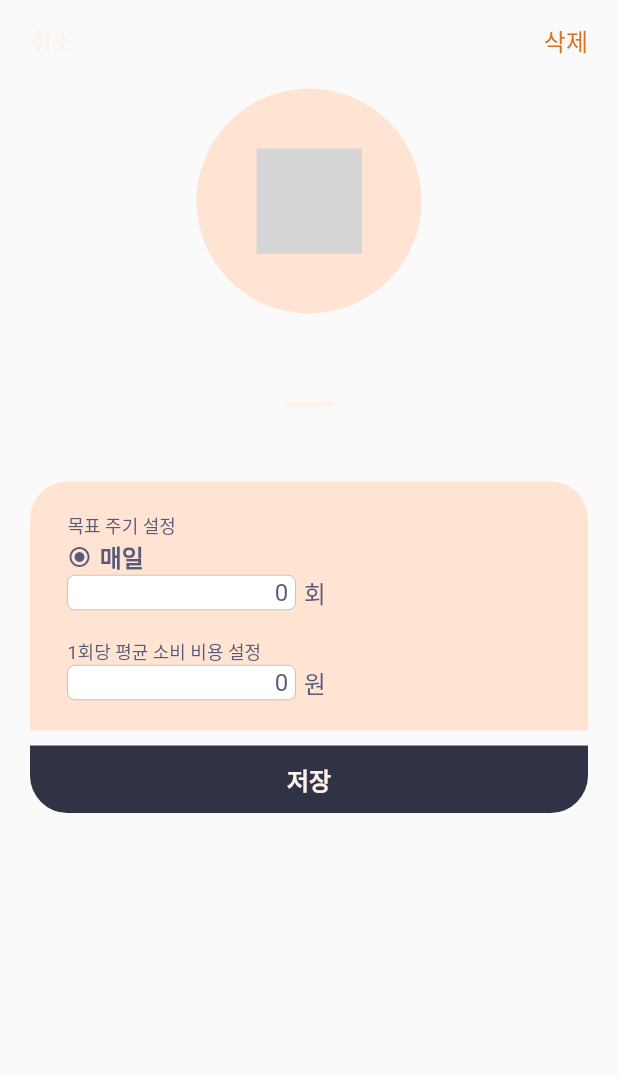
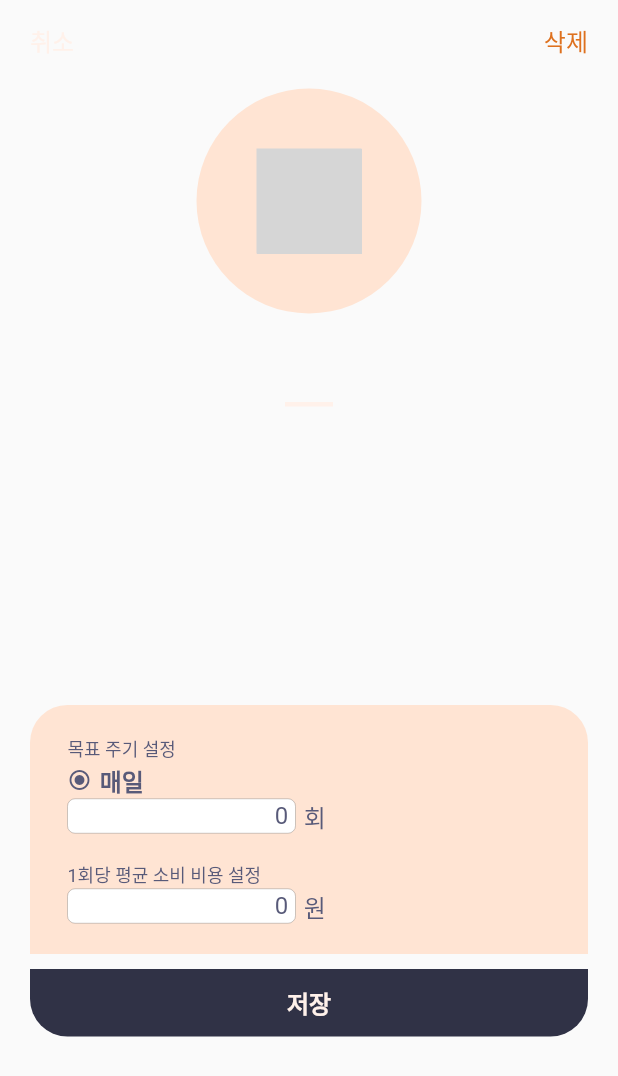
Before and after one commit to monthlyteam/RichHabit, a Flutter app: the HomeDetailEdit widget shown alone on an empty page, opened directly with empty values, on a phone screen of 412 x 824 dp. Shown: the top 1076 px of the screen. Run offline on Flutter 3.47's test engine with Material 2 defaults, Android fonts, the phone set to English and light mode, and no system bars; our stand-ins replace fl_chart, flutter_markdown, flutter_svg, fluttertoast, shared_preferences, table_calendar; missing offline and left inert: configurable_expansion_tile, flutter_group_sliver; accounts and stored records are empty; grey boxes are pictures that could not be loaded.

Commit message:
[homeedit] 화면 사이즈에 맞게 SizedBox의 높이 조정, 근데 mediaquery에서 0/0을 받을 수 있기때문에 후에 수정예정

```diff
--- a/rich_habit/lib/screens/home_detail.dart
+++ b/rich_habit/lib/screens/home_detail.dart
@@ -218,7 +218,7 @@ class HomeDetail extends StatelessWidget {
                           ),
                   ),
                   SizedBox(
-                    height: 50.0,
+                    height: 40.0,
                   )
                 ],
               ),
--- a/rich_habit/lib/screens/home_detail_edit.dart
+++ b/rich_habit/lib/screens/home_detail_edit.dart
@@ -17,10 +17,11 @@ class HomeDetailEdit extends StatefulWidget {
 }
 
 class _HomeDetailEditState extends State<HomeDetailEdit> {
-  var focus = FocusNode();
   TextEditingController _goalAmountCont;
   TextEditingController _priceCont;
+  var focus = FocusNode();
   bool _goalIsWeek;
+  double _height;
 
   @override
   void initState() {
@@ -34,6 +35,14 @@ class _HomeDetailEditState extends State<HomeDetailEdit> {
 
   @override
   Widget build(BuildContext context) {
+    var height = MediaQuery.of(context).size.height;
+    var padding = MediaQuery.of(context).padding;
+    _height = height - padding.top - padding.bottom;
+    _height = _height - 300.0 - 225.0 - 100.0;
+    if (_height <= 40.0) {
+      _height = 40.0;
+    }
+    print(_height);
     return SafeArea(
       child: SingleChildScrollView(
         padding: EdgeInsets.symmetric(horizontal: 20.0, vertical: 15.0),
@@ -101,14 +110,17 @@ class _HomeDetailEditState extends State<HomeDetailEdit> {
               ),
             ),
             SizedBox(
-              height: 50.0,
+              height: _height,
             ),
-            Column(
+            Container(
+//              height: _height - 300.0,
+              child: Column(
                 mainAxisAlignment: MainAxisAlignment.end,
                 crossAxisAlignment: CrossAxisAlignment.stretch,
                 children: [
                   Container(
-                  padding: EdgeInsets.symmetric(vertical: 20, horizontal: 25.0),
+                    padding:
+                        EdgeInsets.symmetric(vertical: 20, horizontal: 25.0),
                     decoration: BoxDecoration(
                         color: kIvoryColor,
                         borderRadius: BorderRadius.only(
@@ -207,17 +219,18 @@ class _HomeDetailEditState extends State<HomeDetailEdit> {
                                   textAlign: TextAlign.end,
                                   style: TextStyle(
                                       fontSize: 16.0, color: kPurpleColor),
-                                keyboardType: TextInputType.numberWithOptions(),
-                                onSubmitted: (_) =>
-                                    FocusScope.of(context).requestFocus(focus)),
+                                  keyboardType:
+                                      TextInputType.numberWithOptions(),
+                                  onSubmitted: (_) => FocusScope.of(context)
+                                      .requestFocus(focus)),
                             ),
                             SizedBox(
                               width: 5.5,
                             ),
                             Text(
                               "회",
-                            style:
-                                TextStyle(fontSize: 16.0, color: kPurpleColor),
+                              style: TextStyle(
+                                  fontSize: 16.0, color: kPurpleColor),
                             )
                           ],
                         ),
@@ -249,8 +262,8 @@ class _HomeDetailEditState extends State<HomeDetailEdit> {
                             ),
                             Text(
                               "원",
-                            style:
-                                TextStyle(fontSize: 16.0, color: kPurpleColor),
+                              style: TextStyle(
+                                  fontSize: 16.0, color: kPurpleColor),
                             )
                           ],
                         ),
@@ -286,9 +299,10 @@ class _HomeDetailEditState extends State<HomeDetailEdit> {
                       ),
                     ),
                   ),
-                SizedBox(height: 50.0)
                 ],
               ),
+            ),
+            SizedBox(height: 50.0)
           ],
         ),
       ),
```
Lines whose indentation alone changed are shown as unchanged.
